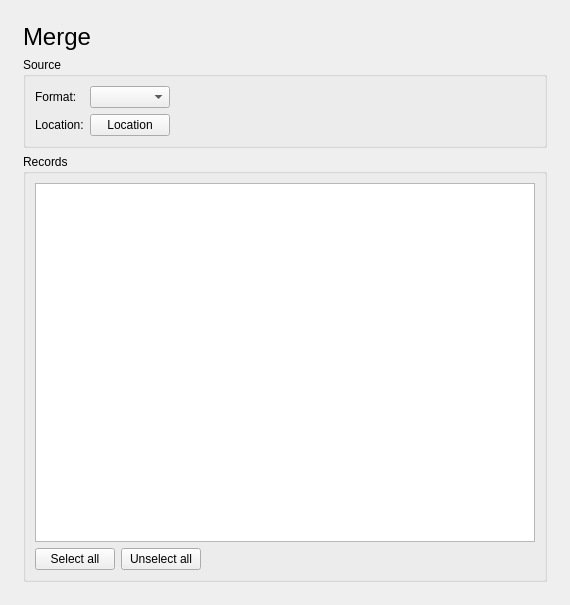
Qt form glabels/ui/MergeView.ui (jimevins/glabels-qt) before a commit.
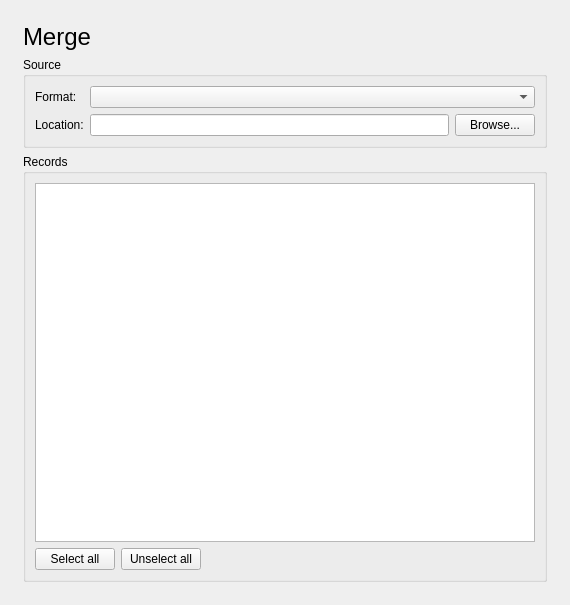
The same form after that commit.

Commit message: Display merge file locations as relative paths.

What changed in the file:
```diff
--- a/glabels/ui/MergeView.ui
+++ b/glabels/ui/MergeView.ui
@@ -46,16 +46,9 @@
        <property name="title">
         <string>Source</string>
        </property>
-       <layout class="QGridLayout" name="gridLayout_3">
-        <item row="0" column="0">
+       <layout class="QHBoxLayout" name="horizontalLayout_3" stretch="1">
+        <item>
          <layout class="QGridLayout" name="gridLayout">
-          <item row="1" column="1">
-           <widget class="QPushButton" name="locationButton">
-            <property name="text">
-             <string>Location</string>
-            </property>
-           </widget>
-          </item>
           <item row="0" column="0">
            <widget class="QLabel" name="label">
             <property name="text">
@@ -63,6 +56,27 @@
             </property>
            </widget>
           </item>
+          <item row="0" column="1">
+           <widget class="QComboBox" name="formatCombo"/>
+          </item>
+          <item row="1" column="1">
+           <layout class="QHBoxLayout" name="horizontalLayout_2">
+            <item>
+             <widget class="QLineEdit" name="locationLineEdit">
+              <property name="readOnly">
+               <bool>true</bool>
+              </property>
+             </widget>
+            </item>
+            <item>
+             <widget class="QPushButton" name="locationBrowseButton">
+              <property name="text">
+               <string>Browse...</string>
+              </property>
+             </widget>
+            </item>
+           </layout>
+          </item>
           <item row="1" column="0">
            <widget class="QLabel" name="locationLabel">
             <property name="text">
@@ -70,24 +84,8 @@
             </property>
            </widget>
           </item>
-          <item row="0" column="1">
-           <widget class="QComboBox" name="formatCombo"/>
-          </item>
          </layout>
         </item>
-        <item row="0" column="1">
-         <spacer name="horizontalSpacer">
-          <property name="orientation">
-           <enum>Qt::Horizontal</enum>
-          </property>
-          <property name="sizeHint" stdset="0">
-           <size>
-            <width>360</width>
-            <height>20</height>
-           </size>
-          </property>
-         </spacer>
-        </item>
        </layout>
       </widget>
      </item>
```
Left out of the diff: 42 changed lines with no effect on the pictures. The commit also changes 3 other files.
